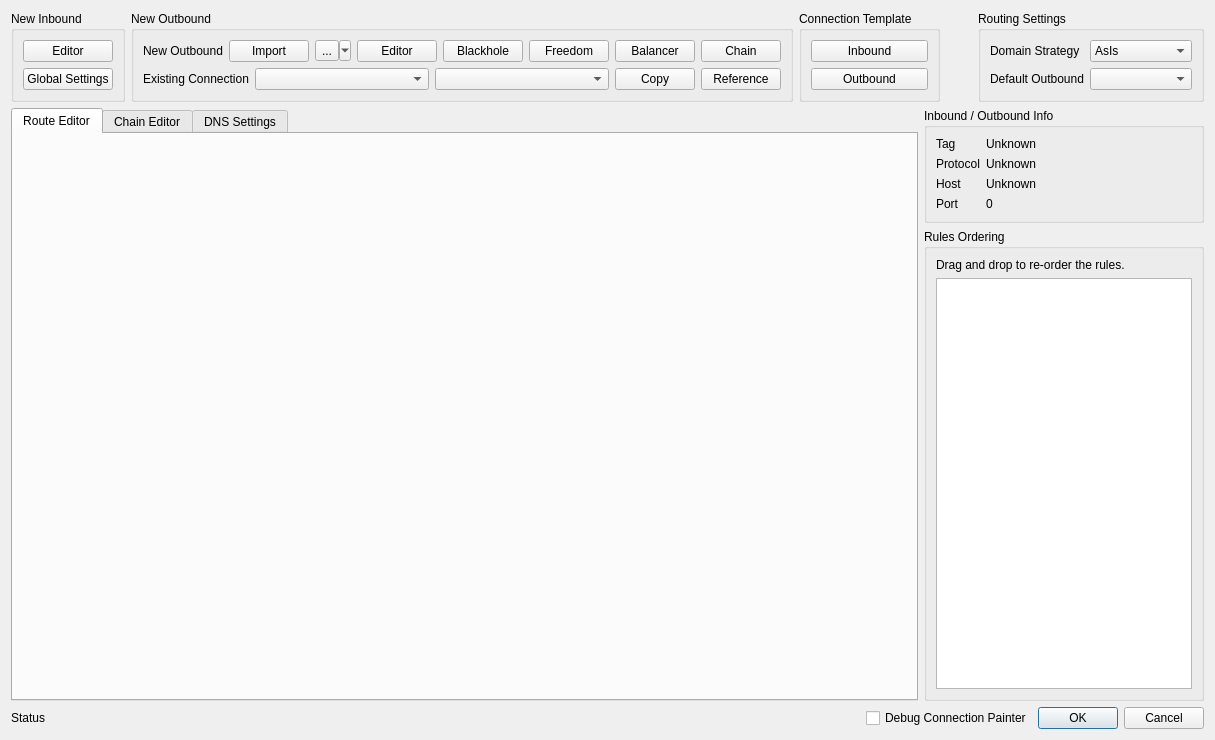
Old version of the form src/ui/widgets/editors/w_RoutesEditor.ui in the repository Qv2ray/Qv2ray.
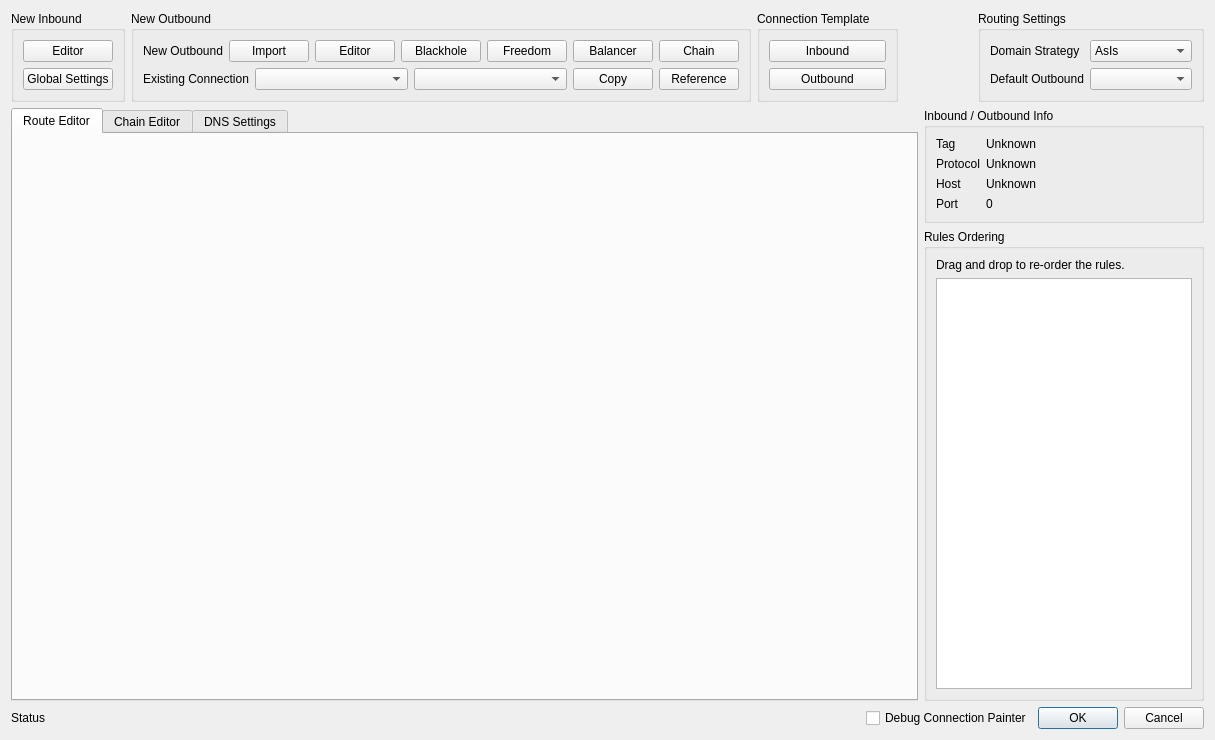
New version of the form.

Commit message: remove: removed unused QToolButton

Diff of the .ui file:
```diff
--- a/src/ui/widgets/editors/w_RoutesEditor.ui
+++ b/src/ui/widgets/editors/w_RoutesEditor.ui
@@ -79,16 +79,6 @@
             </property>
            </widget>
           </item>
-          <item>
-           <widget class="QToolButton" name="toolButton">
-            <property name="text">
-             <string>...</string>
-            </property>
-            <property name="popupMode">
-             <enum>QToolButton::MenuButtonPopup</enum>
-            </property>
-           </widget>
-          </item>
           <item>
            <widget class="QPushButton" name="addOutboundBtn">
             <property name="text">
```
The commit also changes 1 other file.
